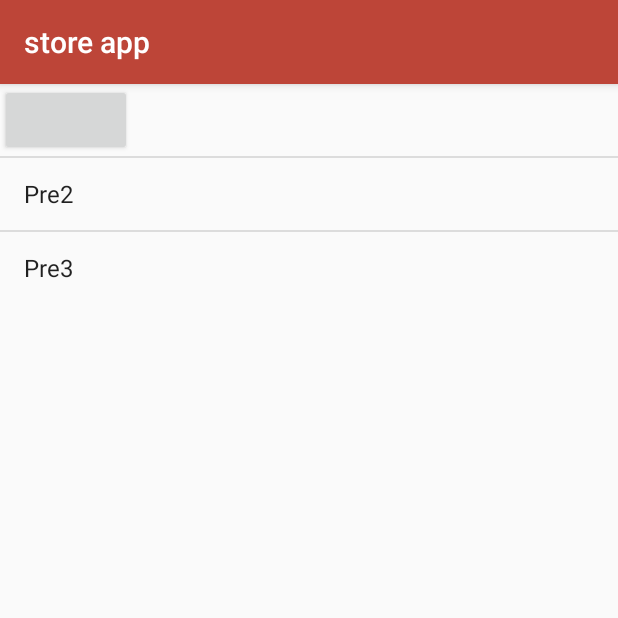
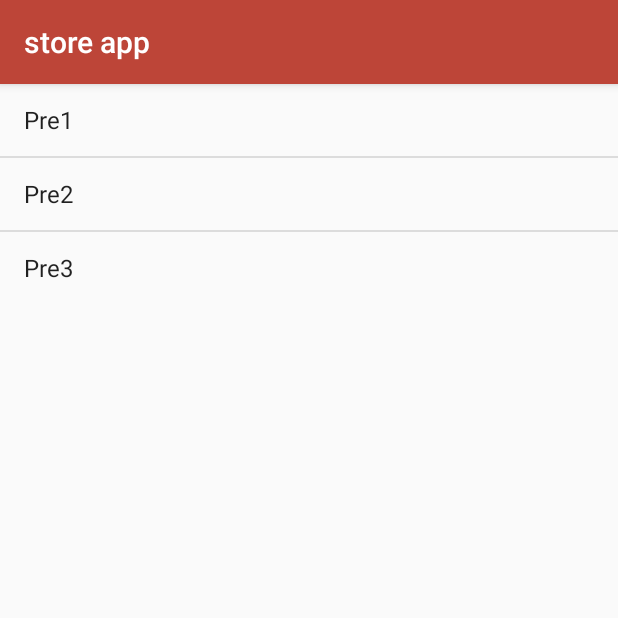
Before and after one commit to Vinitchavat/farmerstore, an Android app: the basketMandP screen opened directly, with no data from a screen before it, on a phone screen of 412 x 824 dp, the top half of it. Run offline under Robolectric (Android 15) with nearby library versions, the phone set to English and light mode, and no system bars; 2 statements that could not run were skipped.

Commit message:
del button chat

```diff
--- a/app/src/main/res/layout/activity_basket_mand_p.xml
+++ b/app/src/main/res/layout/activity_basket_mand_p.xml
@@ -12,9 +12,4 @@
         android:layout_height="wrap_content"
         app:layout_constraintTop_toTopOf="parent" />
 
-    <Button
-        android:id="@+id/button"
-        android:layout_width="wrap_content"
-        android:layout_height="wrap_content" />
-
 </android.support.constraint.ConstraintLayout>
```
